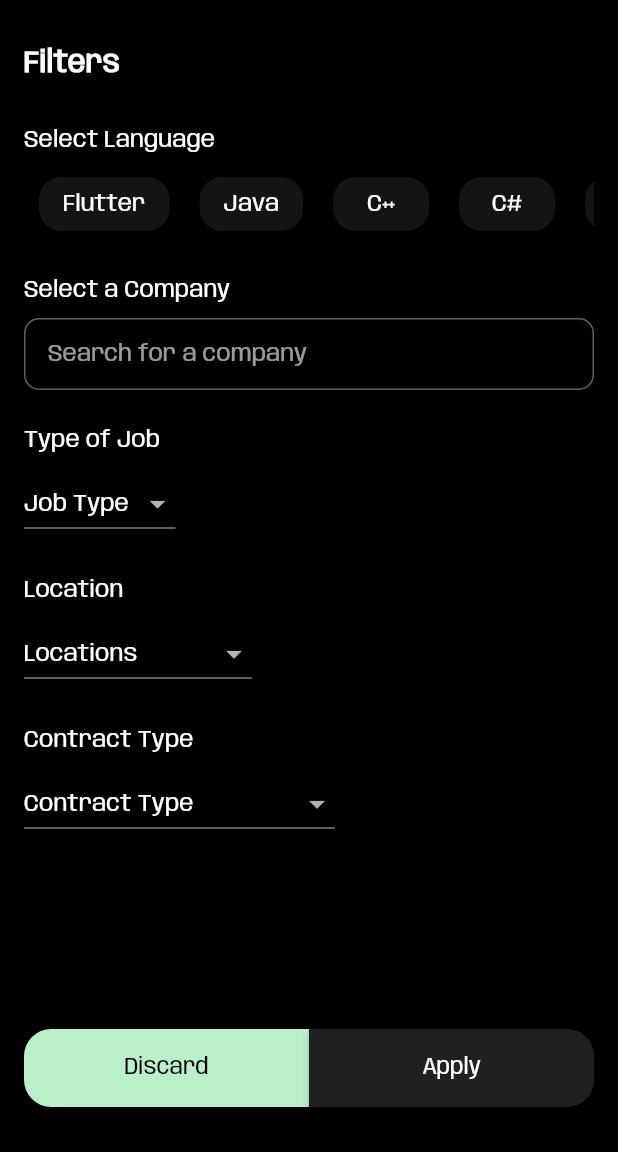
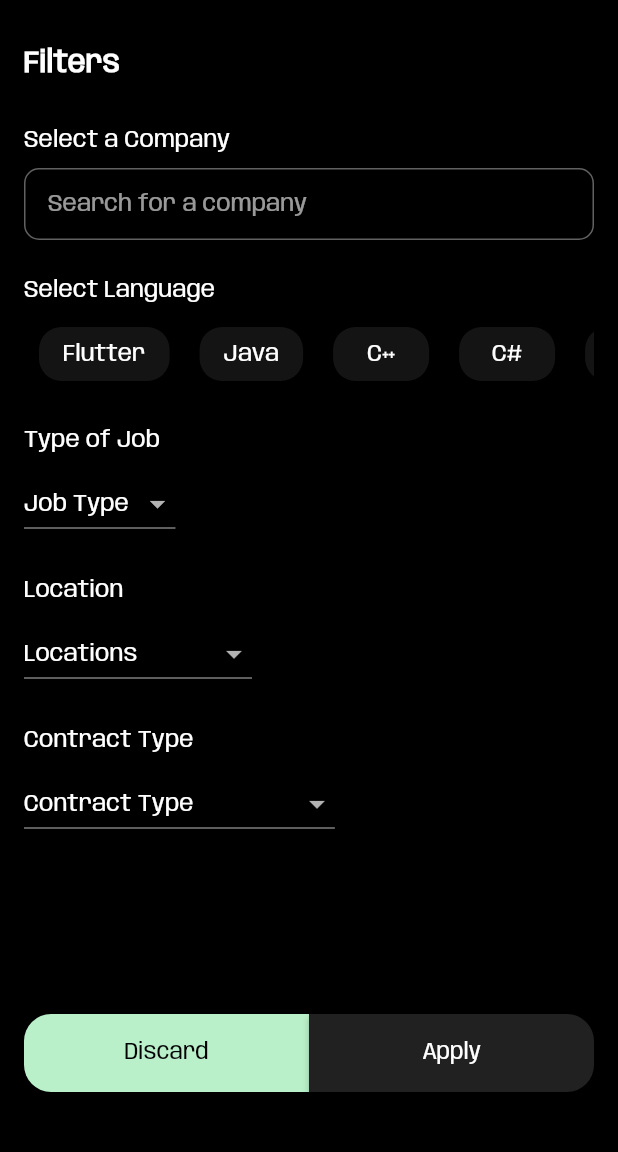
Before and after one commit to Adriano-7/ItFlow, a Flutter app: the FilterScreen screen opened directly with empty values, on a phone screen of 412 x 824 dp, the part 84-1236 px from its top. Run offline on Flutter 3.47's test engine with Material 2 defaults, Android fonts, the phone set to English and light mode, and no system bars; drawn by our look-alikes of flutter_typeahead; our stand-ins replace cloud_firestore, file_picker, firebase_auth, firebase_core, firebase_storage, flutter_html; missing offline and left inert: test; accounts and stored records are empty; project files that could hold a hidden picture were left out.

Commit message:
Wraped the filter column in a SingleChildScrollView to solve overflow

```diff
--- a/app/lib/screens/main_app_screens/filters_screen.dart
+++ b/app/lib/screens/main_app_screens/filters_screen.dart
@@ -1,11 +1,10 @@
 import 'package:flutter/material.dart';
-
 import 'package:itflowapp/constants/constants.dart';
+import 'package:itflowapp/constants/it_jobs_constants.dart';
 import 'package:itflowapp/main.dart';
 import 'package:itflowapp/widgets/custom_widgets/double_button.dart';
-import 'package:itflowapp/constants/it_jobs_constants.dart';
+import 'package:itflowapp/widgets/custom_widgets/scrollable_row.dart';
 import 'package:itflowapp/widgets/job_widgets/company_search.dart';
-import 'package:itflowapp/widgets/custom_widgets/scrollable_row.dart';
 
 class FilterScreen extends StatefulWidget {
   const FilterScreen({Key? key, required Map<String, dynamic> filters})
@@ -49,8 +48,10 @@ class _FilterScreenState extends State<FilterScreen> {
             tag: kLogoHeroTag,
             child: Image.asset(kLogoImageAssetPath, height: 30),
           ),
-          )),
-      body: Column(
+        ),
+      ),
+      body: SingleChildScrollView(
+        child: Column(
           crossAxisAlignment: CrossAxisAlignment.start,
           children: [
             const Padding(
@@ -68,6 +69,21 @@ class _FilterScreenState extends State<FilterScreen> {
                   const Padding(
                     padding: EdgeInsets.only(bottom: 10),
                     child: Text(
+                      'Select a Company',
+                      style: TextStyle(fontSize: 16),
+                    ),
+                  ),
+                  CompanySearchWidget(
+                    onSearch: (String companyName) {
+                      _companyNameController.text = companyName;
+                    },
+                    onCompanySelected: (int companyId) {
+                      _selectedCompanyId = companyId;
+                    },
+                  ),
+                  const Padding(
+                    padding: EdgeInsets.only(top: 25, bottom: 10),
+                    child: Text(
                       'Select Language',
                       style: TextStyle(fontSize: 16),
                     ),
@@ -78,21 +94,6 @@ class _FilterScreenState extends State<FilterScreen> {
                       setState(() {
                         selectedLanguage = _languageOptions[index];
                       });
-                  },
-                ),
-                const Padding(
-                  padding: EdgeInsets.only(top: 25, bottom: 10),
-                  child: Text(
-                    'Select a Company',
-                    style: TextStyle(fontSize: 16),
-                  ),
-                ),
-                CompanySearchWidget(
-                  onSearch: (String companyName) {
-                    _companyNameController.text = companyName;
-                  },
-                  onCompanySelected: (int companyId) {
-                    _selectedCompanyId = companyId;
                     },
                   ),
                   const Padding(
@@ -138,7 +139,8 @@ class _FilterScreenState extends State<FilterScreen> {
                     onChanged: (String? value) {
                       if (mounted) {
                         setState(() {
-                        locationSelected = _locationOptions.indexOf(value!);
+                          locationSelected =
+                              _locationOptions.indexOf(value!);
                         });
                       }
                     },
@@ -173,8 +175,9 @@ class _FilterScreenState extends State<FilterScreen> {
             ),
           ],
         ),
+      ),
       bottomNavigationBar: Padding(
-        padding: const EdgeInsets.symmetric(horizontal: 16, vertical: 30),
+        padding: const EdgeInsets.symmetric(horizontal: 16, vertical: 40),
         child: DoubleButton(
           onPressedFirst: () {
             Navigator.pushReplacementNamed(context, Routes.search);
@@ -195,8 +198,10 @@ class _FilterScreenState extends State<FilterScreen> {
                   'company': _selectedCompanyId,
                 if (jobTypeSelected != 0) 'type': jobTypeSelected,
                 if (locationSelected != 0) 'location': locationSelected,
-                if (contractTypeSelected != 0) 'contract': contractTypeSelected,
-                if (selectedLanguage.isNotEmpty) 'language': selectedLanguage,
+                if (contractTypeSelected != 0)
+                  'contract': contractTypeSelected,
+                if (selectedLanguage.isNotEmpty)
+                  'language': selectedLanguage,
               },
             );
           },
```
Lines whose indentation alone changed are shown as unchanged.
